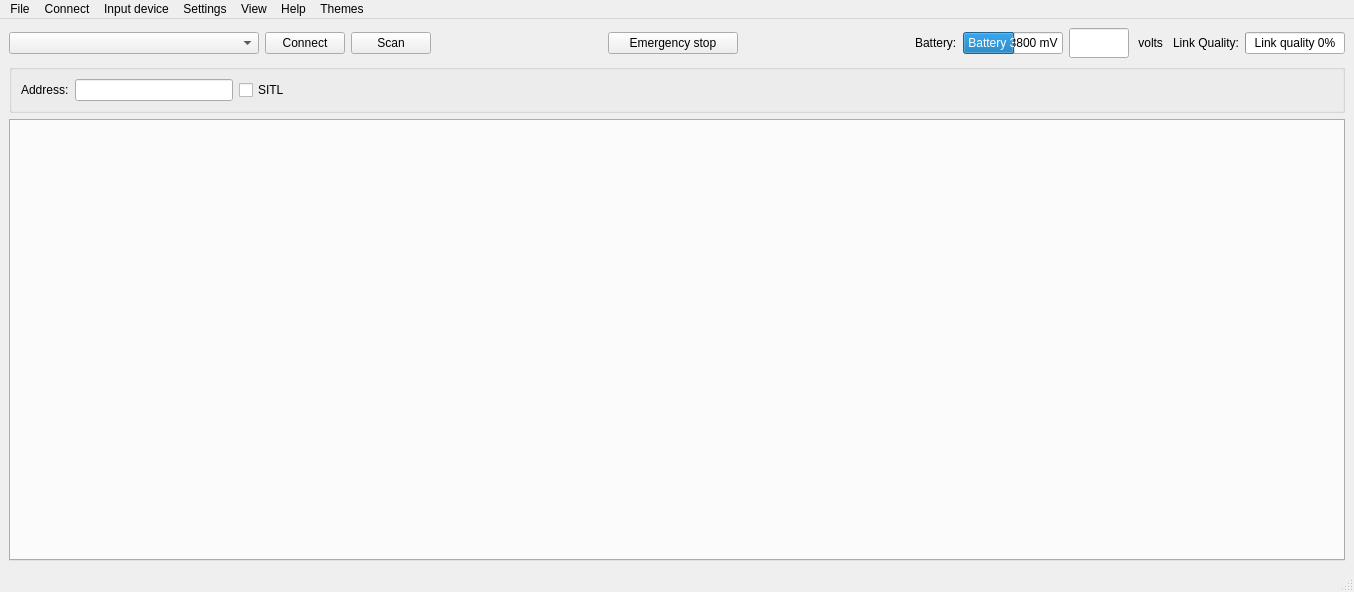
Above: src/cfclient/ui/main.ui from llanesc/crazyflie-clients-python before the change. Below: the same form after it.
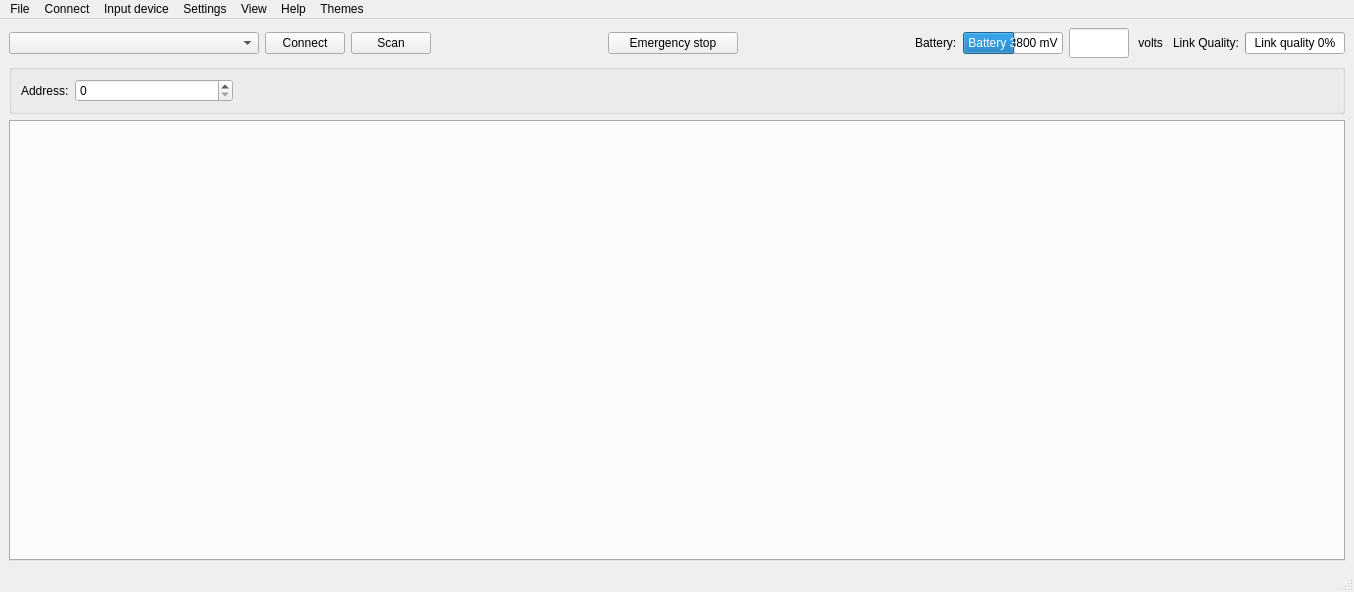
That is the form after the change. Custom widgets are drawn as their Qt base class.

Commit message: remove sitl checkbox and check sitl if link is udp

Patch:
```diff
--- a/src/cfclient/ui/main.ui
+++ b/src/cfclient/ui/main.ui
@@ -251,7 +251,7 @@
           </widget>
          </item>
          <item>
-          <widget class="AddressBox" name="address">
+          <widget class="HexSpinBox" name="address">
            <property name="sizePolicy">
             <sizepolicy hsizetype="Fixed" vsizetype="Fixed">
              <horstretch>0</horstretch>
@@ -266,13 +266,6 @@
            </property>
           </widget>
          </item>
-         <item>
-          <widget class="QCheckBox" name="sitlCheckBox">
-           <property name="text">
-            <string>SITL</string>
-           </property>
-          </widget>
-         </item>
          <item>
           <spacer name="horizontalSpacer_2">
            <property name="orientation">
@@ -561,9 +554,9 @@
  </widget>
  <customwidgets>
   <customwidget>
-   <class>AddressBox</class>
-   <extends>QLineEdit</extends>
-   <header>cfclient.ui.widgets.addressbox</header>
+   <class>HexSpinBox</class>
+   <extends>QSpinBox</extends>
+   <header>cfclient.ui.widgets.hexspinbox</header>
   </customwidget>
  </customwidgets>
  <resources/>
```
The commit also changes 6 other files.
